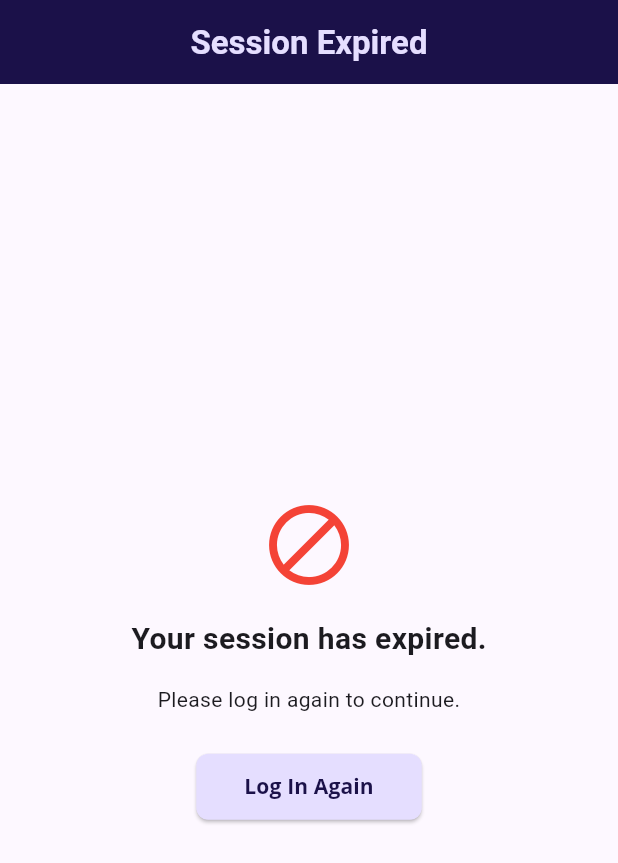
After one commit to Shazia757/nss-app, a Flutter app: the TokenExpiredScreen screen opened directly, on a phone screen of 412 x 824 dp. The commit adds this screen. Shown: the top 863 px of the screen. Run offline on Flutter 3.47's test engine with Material 3 defaults, Android fonts, the phone set to English and light mode, and no system bars; our stand-ins replace connectivity_plus, flutter_typeahead, fluttertoast, get, get_storage, google_fonts and 2 more; accounts and stored records are empty; network calls fail.

Commit message:
token expiry

```diff
--- /dev/null
+++ b/lib/view/authentication/token_expired_screen.dart
@@ -0,0 +1,52 @@
+import 'package:flutter/material.dart';
+import 'package:get/get.dart';
+import 'package:nss/view/authentication/login_screen.dart';
+
+class TokenExpiredScreen extends StatelessWidget {
+  const TokenExpiredScreen({super.key});
+
+  @override
+  Widget build(BuildContext context) {
+    return Scaffold(
+      appBar: AppBar(
+        title: const Text('Session Expired'),
+        centerTitle: true,
+        backgroundColor: Theme.of(context).colorScheme.onPrimaryContainer,
+        foregroundColor: Theme.of(context).colorScheme.primaryContainer,
+      ),
+      body: Center(
+        child: Column(
+          mainAxisAlignment: MainAxisAlignment.center,
+          children: [
+            const Icon(Icons.block_outlined, size: 64, color: Colors.red),
+            const SizedBox(height: 16),
+            const Text(
+              'Your session has expired.',
+              style: TextStyle(fontSize: 20, fontWeight: FontWeight.bold),
+            ),
+            const SizedBox(height: 16),
+            const Text(
+              'Please log in again to continue.',
+              textAlign: TextAlign.center,
+            ),
+            const SizedBox(height: 24),
+            ElevatedButton(
+              style: ElevatedButton.styleFrom(
+                shape: RoundedRectangleBorder(
+                  borderRadius: BorderRadius.circular(8),
+                ),
+                padding: const EdgeInsets.symmetric(horizontal: 32, vertical: 12),
+                backgroundColor: Theme.of(context).colorScheme.primaryContainer,
+                foregroundColor: Theme.of(context).colorScheme.onPrimaryContainer,
+              ),
+              onPressed: () {
+                Get.offAll(() => LoginScreen()); // Navigate back to login
+              },
+              child: const Text('Log In Again'),
+            ),
+          ],
+        ),
+      ),
+    );
+  }
+}
```
Also changed, not shown: lib/api.dart (+48 -121 lines).
